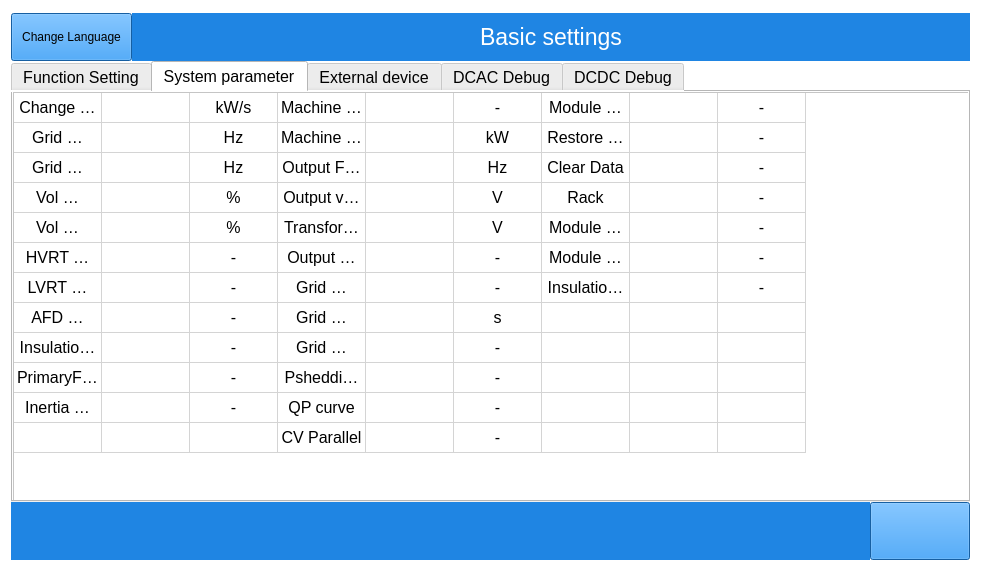
Before: the Qt Designer form mywidget.ui in megarevolpr/MWin, drawn with Qt 5.
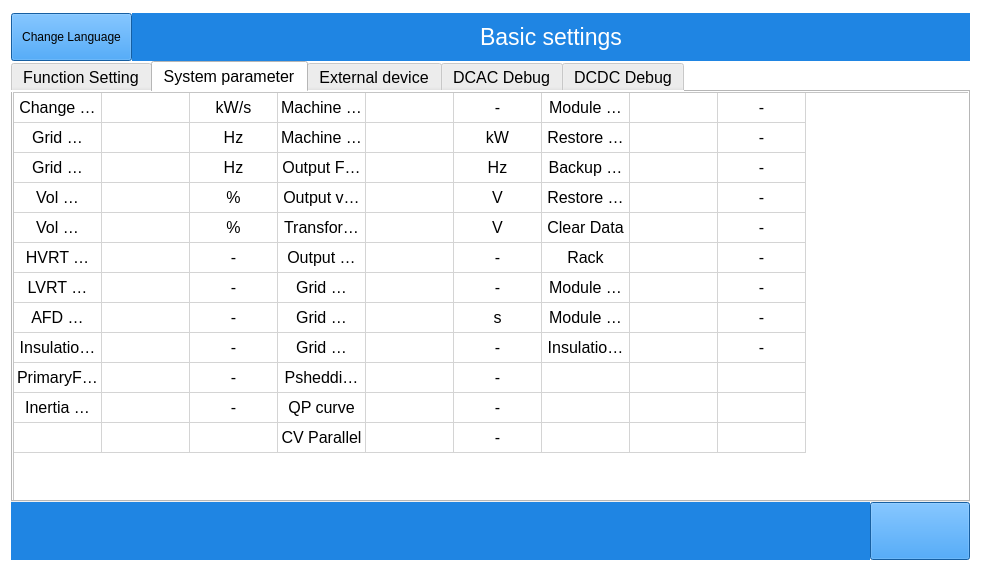
After: the same form once the commit is applied. The open tabs and pages were chosen to show the change. Icons and pictures are not drawn.

```diff
--- a/mywidget.ui
+++ b/mywidget.ui
@@ -990,7 +990,7 @@
             </item>
             <item row="2" column="6">
              <property name="text">
-              <string>Clear Data</string>
+              <string>Backup setup parameters</string>
              </property>
              <property name="textAlignment">
               <set>AlignCenter</set>
@@ -1043,7 +1043,7 @@
             </item>
             <item row="3" column="6">
              <property name="text">
-              <string>Rack</string>
+              <string>Restore backup setup parameters</string>
              </property>
              <property name="textAlignment">
               <set>AlignCenter</set>
@@ -1096,7 +1096,7 @@
             </item>
             <item row="4" column="6">
              <property name="text">
-              <string>Module max</string>
+              <string>Clear Data</string>
              </property>
              <property name="textAlignment">
               <set>AlignCenter</set>
@@ -1149,7 +1149,7 @@
             </item>
             <item row="5" column="6">
              <property name="text">
-              <string>Module min</string>
+              <string>Rack</string>
              </property>
              <property name="textAlignment">
               <set>AlignCenter</set>
@@ -1202,7 +1202,7 @@
             </item>
             <item row="6" column="6">
              <property name="text">
-              <string>Insulation detection enable DCDC</string>
+              <string>Module max</string>
              </property>
              <property name="textAlignment">
               <set>AlignCenter</set>
@@ -1255,7 +1255,7 @@
             </item>
             <item row="7" column="6">
              <property name="text">
-              <string/>
+              <string>Module min</string>
              </property>
              <property name="textAlignment">
               <set>AlignCenter</set>
@@ -1268,7 +1268,7 @@
             </item>
             <item row="7" column="8">
              <property name="text">
-              <string/>
+              <string>-</string>
              </property>
              <property name="textAlignment">
               <set>AlignCenter</set>
@@ -1308,7 +1308,7 @@
             </item>
             <item row="8" column="6">
              <property name="text">
-              <string/>
+              <string>Insulation detection enable DCDC</string>
              </property>
              <property name="textAlignment">
               <set>AlignCenter</set>
@@ -1316,7 +1316,7 @@
             </item>
             <item row="8" column="8">
              <property name="text">
-              <string/>
+              <string>-</string>
              </property>
              <property name="textAlignment">
               <set>AlignCenter</set>
```
Left out of the diff: 26 changed lines with no effect on the pictures.
